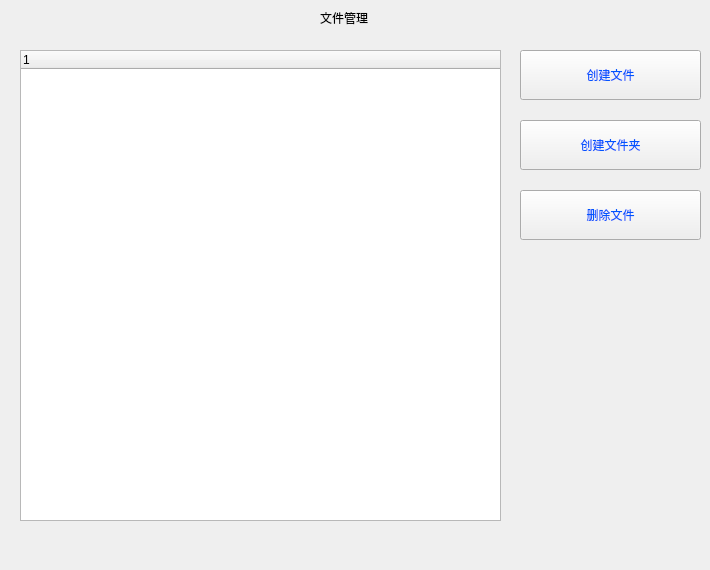
Old version of the form file/file.ui in the repository Clarencexiehang/Analog_Operating_System.
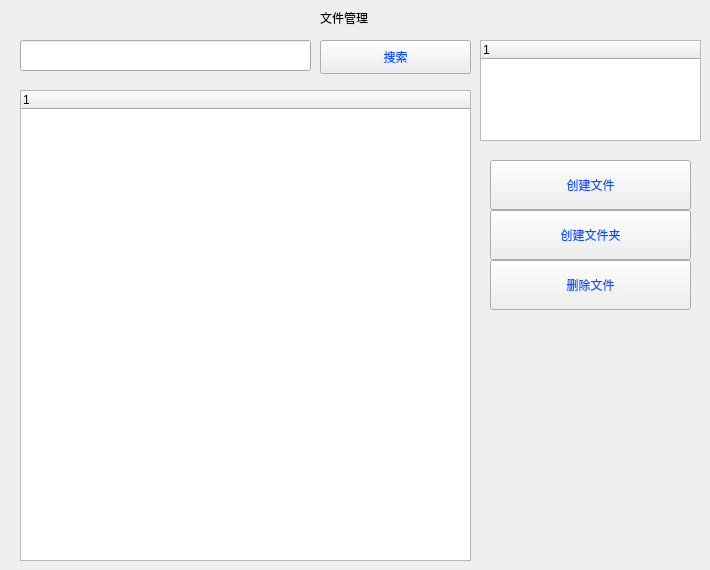
New version of the form.

Commit message: file界面

What changed in the file:
```diff
--- a/file/file.ui
+++ b/file/file.ui
@@ -35,10 +35,10 @@
   <widget class="QPushButton" name="mag_createfile">
    <property name="geometry">
     <rect>
-     <x>520</x>
-     <y>50</y>
-     <width>181</width>
-     <height>50</height>
+     <x>490</x>
+     <y>160</y>
+     <width>201</width>
+     <height>34</height>
     </rect>
    </property>
    <property name="minimumSize">
@@ -57,10 +57,10 @@
   <widget class="QPushButton" name="mag_createfoler">
    <property name="geometry">
     <rect>
-     <x>520</x>
-     <y>120</y>
-     <width>181</width>
-     <height>50</height>
+     <x>490</x>
+     <y>210</y>
+     <width>201</width>
+     <height>34</height>
     </rect>
    </property>
    <property name="minimumSize">
@@ -80,8 +80,8 @@
    <property name="geometry">
     <rect>
      <x>20</x>
-     <y>50</y>
-     <width>481</width>
+     <y>90</y>
+     <width>451</width>
      <height>471</height>
     </rect>
    </property>
@@ -97,10 +97,10 @@
   <widget class="QPushButton" name="del_file">
    <property name="geometry">
     <rect>
-     <x>520</x>
-     <y>190</y>
-     <width>181</width>
-     <height>50</height>
+     <x>490</x>
+     <y>260</y>
+     <width>201</width>
+     <height>34</height>
     </rect>
    </property>
    <property name="minimumSize">
@@ -116,6 +116,47 @@
     <string>删除文件</string>
    </property>
   </widget>
+  <widget class="QLineEdit" name="search_txt">
+   <property name="geometry">
+    <rect>
+     <x>20</x>
+     <y>40</y>
+     <width>291</width>
+     <height>31</height>
+    </rect>
+   </property>
+  </widget>
+  <widget class="QPushButton" name="search_btn">
+   <property name="geometry">
+    <rect>
+     <x>320</x>
+     <y>40</y>
+     <width>151</width>
+     <height>34</height>
+    </rect>
+   </property>
+   <property name="styleSheet">
+    <string notr="true">color: rgb(0, 85, 255);</string>
+   </property>
+   <property name="text">
+    <string>搜索</string>
+   </property>
+  </widget>
+  <widget class="QTreeWidget" name="search_res_tree">
+   <property name="geometry">
+    <rect>
+     <x>480</x>
+     <y>40</y>
+     <width>221</width>
+     <height>101</height>
+    </rect>
+   </property>
+   <column>
+    <property name="text">
+     <string notr="true">1</string>
+    </property>
+   </column>
+  </widget>
  </widget>
  <resources/>
  <connections/>
```
The commit also changes 5 other files.
